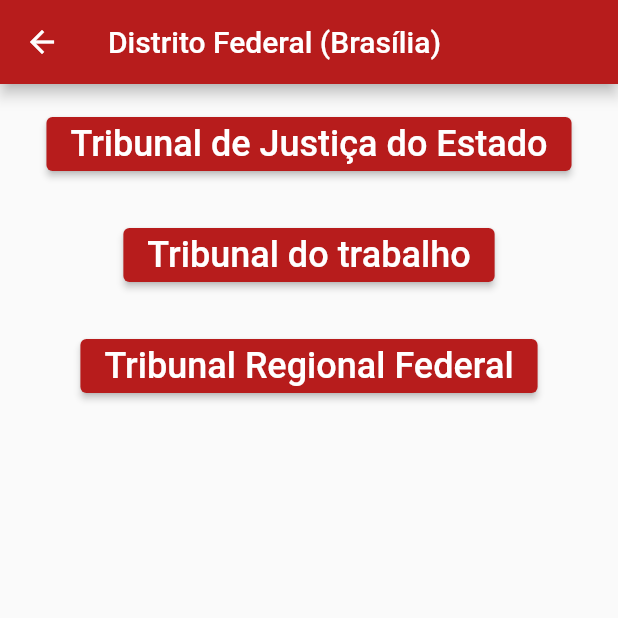
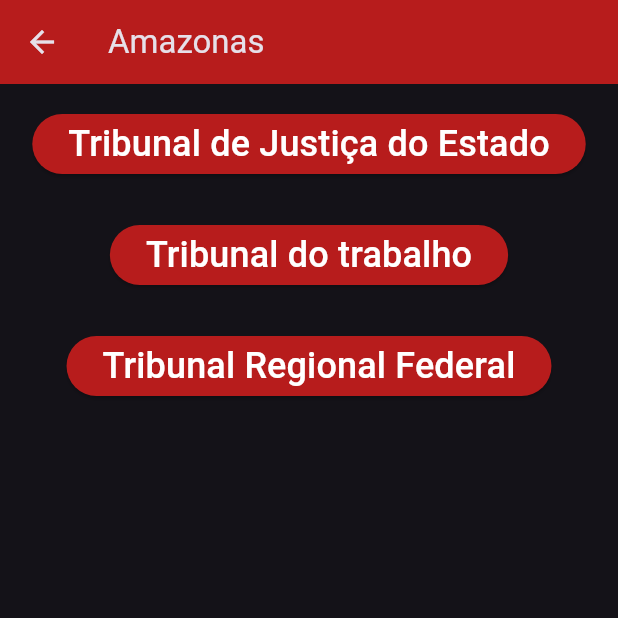
Before and after one commit to HeroRickyGAMES/Projeto-CPJ-Consulta-Juridica-de-Processos, a Flutter app: the screen it shows after launch, after a tap on "Amazonas", on a phone screen of 412 x 824 dp, the top half of it. Run offline on Flutter 3.47's test engine with Material 2 defaults, Android fonts, the phone set to English and light mode, and no system bars; our stand-ins replace webview_flutter; missing offline and left inert: webview_windows; network calls fail.

Commit message:
Adição do Darkmode

```diff
--- a/lib/Amazonas.dart
+++ b/lib/Amazonas.dart
@@ -56,7 +56,8 @@ class Amazonas extends StatelessWidget {
                 child:Text(
                   'Tribunal de Justiça do Estado',
                   style: TextStyle(
-                    fontSize: 24,
+                      fontSize: 24,
+                      color: Colors.white
                   ),
                 ),
                 style: ElevatedButton.styleFrom(
@@ -98,7 +99,8 @@ class Amazonas extends StatelessWidget {
                 Text(
                   'Tribunal do trabalho',
                   style: TextStyle(
-                    fontSize: 24,
+                      fontSize: 24,
+                      color: Colors.white
                   ),
                 ),
                 style: ElevatedButton.styleFrom(
@@ -140,7 +142,8 @@ class Amazonas extends StatelessWidget {
                 Text(
                   'Tribunal Regional Federal',
                   style: TextStyle(
-                    fontSize: 24,
+                      fontSize: 24,
+                      color: Colors.white
                   ),
                 ),
                 style: ElevatedButton.styleFrom(
--- a/lib/main.dart
+++ b/lib/main.dart
@@ -27,6 +27,9 @@ void main() {
   runApp(
     MaterialApp(
       theme: ThemeData(
+        brightness: Brightness.dark,
+        useMaterial3: true,
+        primaryColor: Colors.white,
       ),
       home: const WebViewApp(),
     ),
@@ -82,7 +85,7 @@ class mainActivity extends State<WebViewApp> {
 
     Navigator.push(context,
         MaterialPageRoute(builder: (context){
-          return Brasilia();
+          return Amazonas();
         }));
 
   }
@@ -220,6 +223,7 @@ class mainActivity extends State<WebViewApp> {
                     'Acre',
                     style: TextStyle(
                       fontSize: 24,
+                      color: Colors.white
                     ),
                   ),
                   style: ElevatedButton.styleFrom(
@@ -237,6 +241,7 @@ class mainActivity extends State<WebViewApp> {
                     'Alagoas',
                     style: TextStyle(
                       fontSize: 24,
+                      color: Colors.white
                     ),
                   ),
                   style: ElevatedButton.styleFrom(
@@ -254,6 +259,7 @@ class mainActivity extends State<WebViewApp> {
                     'Amapá',
                     style: TextStyle(
                       fontSize: 24,
+                      color: Colors.white
                     ),
                   ),
                   style: ElevatedButton.styleFrom(
@@ -271,6 +277,7 @@ class mainActivity extends State<WebViewApp> {
                     'Amazonas',
                     style: TextStyle(
                       fontSize: 24,
+                      color: Colors.white
                     ),
                   ),
                   style: ElevatedButton.styleFrom(
@@ -288,6 +295,7 @@ class mainActivity extends State<WebViewApp> {
                     'Bahia',
                     style: TextStyle(
                       fontSize: 24,
+                      color: Colors.white
                     ),
                   ),
                   style: ElevatedButton.styleFrom(
@@ -305,6 +313,7 @@ class mainActivity extends State<WebViewApp> {
                     'Brasília (Distrito Federal)',
                     style: TextStyle(
                       fontSize: 24,
+                      color: Colors.white
                     ),
                   ),
                   style: ElevatedButton.styleFrom(
@@ -322,6 +331,7 @@ class mainActivity extends State<WebViewApp> {
                     'Ceará',
                     style: TextStyle(
                       fontSize: 24,
+                      color: Colors.white
                     ),
                   ),
                   style: ElevatedButton.styleFrom(
@@ -339,6 +349,7 @@ class mainActivity extends State<WebViewApp> {
                     'Espirito Santo',
                     style: TextStyle(
                       fontSize: 24,
+                      color: Colors.white
                     ),
                   ),
                   style: ElevatedButton.styleFrom(
@@ -356,6 +367,7 @@ class mainActivity extends State<WebViewApp> {
                   'Goiás',
                   style: TextStyle(
                     fontSize: 24,
+                    color: Colors.white
                   ),
                 ),
                 style: ElevatedButton.styleFrom(
@@ -373,6 +385,7 @@ class mainActivity extends State<WebViewApp> {
                     'Maranhão',
                     style: TextStyle(
                       fontSize: 24,
+                      color: Colors.white
                     ),
                   ),
                   style: ElevatedButton.styleFrom(
@@ -390,6 +403,7 @@ class mainActivity extends State<WebViewApp> {
                     'Mato Grosso',
                     style: TextStyle(
                       fontSize: 24,
+                      color: Colors.white
                     ),
                   ),
                   style: ElevatedButton.styleFrom(
@@ -407,6 +421,7 @@ class mainActivity extends State<WebViewApp> {
                     'Mato Grosso do Sul',
                     style: TextStyle(
                       fontSize: 24,
+                      color: Colors.white
                     ),
                   ),
                   style: ElevatedButton.styleFrom(
@@ -424,6 +439,7 @@ class mainActivity extends State<WebViewApp> {
                     'Minas Gerais',
                     style: TextStyle(
                       fontSize: 24,
+                      color: Colors.white
                     ),
                   ),
                   style: ElevatedButton.styleFrom(
@@ -441,6 +457,7 @@ class mainActivity extends State<WebViewApp> {
                     'Pará',
                     style: TextStyle(
                       fontSize: 24,
+                      color: Colors.white
                     ),
                   ),
                   style: ElevatedButton.styleFrom(
@@ -458,6 +475,7 @@ class mainActivity extends State<WebViewApp> {
                     'Paraíba',
                     style: TextStyle(
                       fontSize: 24,
+                      color: Colors.white
                     ),
                   ),
                   style: ElevatedButton.styleFrom(
@@ -475,6 +493,7 @@ class mainActivity extends State<WebViewApp> {
                     'Paraná',
                     style: TextStyle(
                       fontSize: 24,
+                      color: Colors.white
                     ),
                   ),
                   style: ElevatedButton.styleFrom(
@@ -492,6 +511,7 @@ class mainActivity extends State<WebViewApp> {
                     'Pernambuco',
                     style: TextStyle(
                       fontSize: 24,
+                      color: Colors.white
                     ),
                   ),
                   style: ElevatedButton.styleFrom(
```
Also changed, not shown: lib/Acre.dart (+16 -0 lines), lib/Alagoas.dart (+18 -2 lines), lib/Bahia.dart (+6 -3 lines), lib/Brasilia.dart (+6 -3 lines), lib/Ceara.dart (+6 -3 lines), lib/EspiritoSanto.dart (+6 -3 lines), lib/Goias.dart (+6 -3 lines), lib/Maranhao.dart (+6 -3 lines), lib/MatoGrosso.dart (+5 -2 lines), lib/MatoGrossoDoSul.dart (+6 -3 lines), lib/MinasGerais.dart (+6 -3 lines), lib/Pernambuco.dart (+6 -3 lines), lib/amapa.dart (+20 -3 lines), lib/para.dart (+6 -3 lines), 2 more files.
